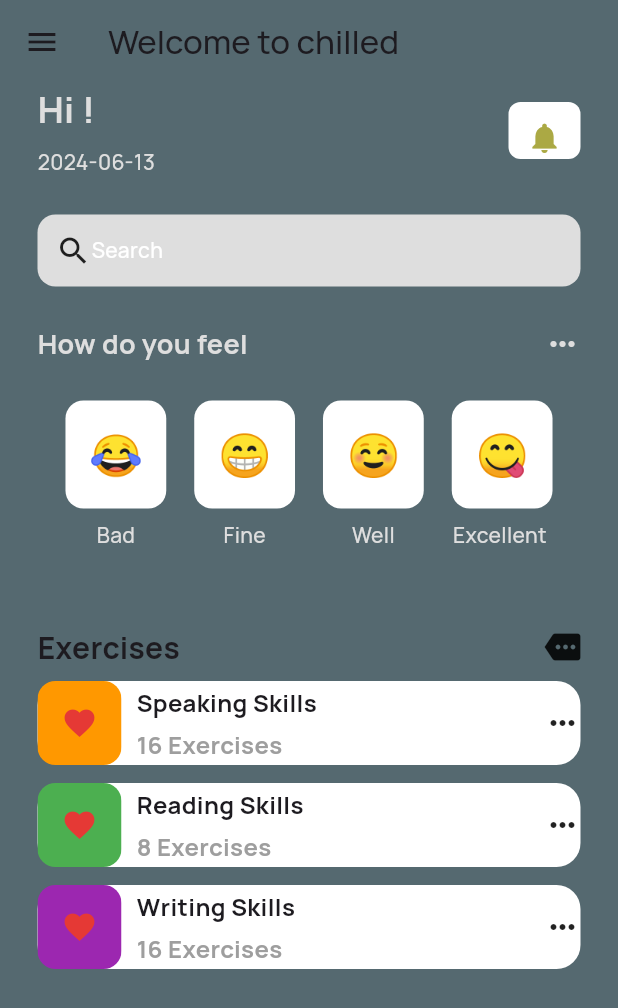
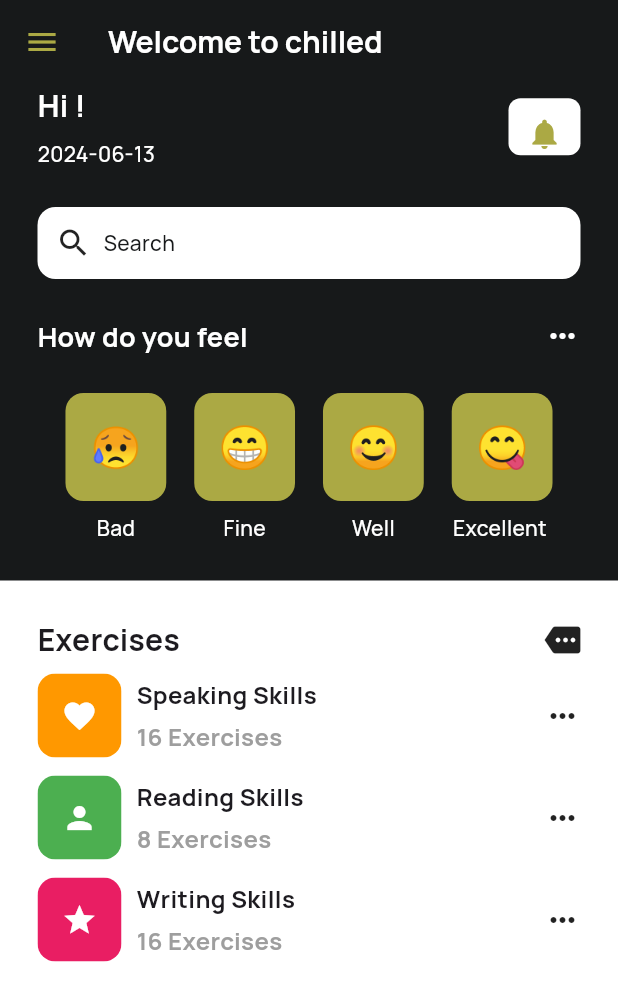
Before and after one commit to captainEdins/chilled, a Flutter app: the HomePage screen opened directly, on a phone screen of 412 x 824 dp. Shown: the top 1008 px of the screen. Run offline on Flutter 3.47's test engine with Material 3 defaults, Android fonts, the phone set to English and light mode, and no system bars; our stand-ins replace cached_network_image, cloud_firestore, emoji_picker_flutter, firebase_auth, firebase_core, firebase_database and 10 more; accounts and stored records are empty.

Commit message:
final touches

```diff
--- a/lib/holder/mainHolder.dart
+++ b/lib/holder/mainHolder.dart
@@ -1,6 +1,6 @@
 import 'package:chilled/holder/pages/home_page.dart';
 import 'package:chilled/holder/pages/message.dart';
-import 'package:chilled/holder/pages/setting_page.dart';
+import 'package:chilled/holder/pages/physiatrict.dart';
 import 'package:flutter/cupertino.dart';
 import 'package:persistent_bottom_nav_bar/persistent-tab-view.dart';
 import 'package:chilled/resources/color.dart';
@@ -85,7 +85,7 @@ class _MainHolderState extends State<MainHolder> {
     return [
       const HomePage(),
       const Message(),
-      const SettingsPage(),
+      const Physiatrict(),
       const ProfilePage(),
 
     ];
--- a/lib/holder/pages/home_page.dart
+++ b/lib/holder/pages/home_page.dart
@@ -16,15 +16,10 @@ class HomePage extends StatefulWidget {
 }
 
 class _HomePageState extends State<HomePage> {
-  // variable to store username
-  String username = "";
+  String fullName = "";
 
-  // navigate to profilePage
   void goToProfilePage() {
-    // pop menu drawer
     Navigator.pop(context);
-
-    // go to profile page
     Navigator.push(
       context,
       MaterialPageRoute(
@@ -36,29 +31,26 @@ class _HomePageState extends State<HomePage> {
   @override
   void initState() {
     super.initState();
-    // Get username on initState
-    getUsername();
+    getFullName();
   }
 
-  Future<void> getUsername() async {
+  Future<void> getFullName() async {
     final auth = FirebaseAuth.instance;
     final user = auth.currentUser;
 
     if (user != null) {
-      // Get a reference to the user's document in Firestore
       final docRef = FirebaseFirestore.instance.collection('users').doc(user.uid);
       final snapshot = await docRef.get();
 
       if (snapshot.exists) {
         final userData = snapshot.data() as Map<String, dynamic>;
         setState(() {
-          username = userData['username'] ?? ""; // Handle null username
+          fullName = userData['full_name'] ?? "";
         });
       }
     }
   }
 
-  // Method to format date (assuming you want YYYY-MM-DD format)
   String formatDate(DateTime date) {
     final year = date.year;
     final month = date.month.toString().padLeft(2, '0');
@@ -75,14 +67,27 @@ class _HomePageState extends State<HomePage> {
 
     return Scaffold(
       appBar: AppBar(
-        title: Text("Welcome to chilled"), // Set a title for your app
-        backgroundColor: ColorList.primary, // Set the AppBar background color
+        title: Text(
+          "Welcome to chilled",
+          style: TextStyle(color: Colors.white, fontWeight: FontWeight.bold,fontSize: 20 ),
         ),
-      drawer: MyDrawer(
+        iconTheme: IconThemeData(color: ColorList.secondary), // Set icon color to white
+        backgroundColor: ColorList.black,
+      ),
+      drawer: Theme(
+        data: Theme.of(context).copyWith(
+          canvasColor: Colors.white, // Set drawer background color to white
+          // Adjust text color to ensure readability on white background
+          primaryColor: Colors.black, // Change text color to black
+        ),
+        child: Material(
+          elevation: 16, // Add elevation to the drawer
+          child: MyDrawer(
             onProfileTap: goToProfilePage,
-        // onSignOut: signOut,
           ),
-      backgroundColor: ColorList.primary,
+        ),
+      ),
+      backgroundColor: ColorList.black,
       body: SafeArea(
         child: Column(
           children: [
@@ -91,34 +96,30 @@ class _HomePageState extends State<HomePage> {
               child: Column(
                 children: [
                   Row(
-                    // spacing for the text and icon
                     mainAxisAlignment: MainAxisAlignment.spaceBetween,
                     children: [
-                      // Text for Appbar
                       Column(
                         crossAxisAlignment: CrossAxisAlignment.start,
                         children: [
                           Text(
-                            "Hi $username!", // Use username variable
+                            "Hi $fullName!",
                             style: TextStyle(
-                              color: ColorList.lightGreyBest,
-                              fontSize: 24,
+                              color: ColorList.white,
+                              fontSize: 20,
                               fontWeight: FontWeight.bold,
                             ),
                           ),
                           SizedBox(height: 8),
                           Text(
-                            formatDate(DateTime.now()), // Call formatDate method
-                            style: TextStyle(color: ColorList.lightGreyBest),
+                            formatDate(DateTime.now()),
+                            style: TextStyle(color: ColorList.white),
                           ),
                         ],
                       ),
                       SizedBox(
                         height: notch == 10 ? 38 : 70,
                         child: InkWell(
-                          onTap: () {
-                            // Handle icon click
-                          },
+                          onTap: () {},
                           child: Container(
                             decoration: BoxDecoration(
                               color: ColorList.white,
@@ -132,68 +133,57 @@ class _HomePageState extends State<HomePage> {
                     ],
                   ),
                   SizedBox(height: 25),
-
-                  // search bar
                   InkWell(
-                    onTap: () {
-                      // Handle search bar click
-                    },
+                    onTap: () {},
                     borderRadius: BorderRadius.circular(12),
                     child: Container(
                       padding: EdgeInsets.all(12),
                       decoration: BoxDecoration(
-                        color: ColorList.lightGreyBest,
+                        color: ColorList.white,
                         borderRadius: BorderRadius.circular(12),
                       ),
                       child: Row(
                         children: [
                           Icon(Icons.search),
+                          SizedBox(width: 8),
                           Text(
                             'Search',
-                            style: TextStyle(color: ColorList.white),
+                            style: TextStyle(color: ColorList.black),
                           ),
                         ],
                       ),
                     ),
                   ),
-
                   SizedBox(height: 25),
-                  // how do you feel
                   Row(
                     mainAxisAlignment: MainAxisAlignment.spaceBetween,
                     children: [
                       Text(
                         "How do you feel",
                         style: TextStyle(
-                          color: ColorList.lightGreyBest,
+                          color: ColorList.white,
                           fontSize: 18,
                           fontWeight: FontWeight.bold,
                         ),
                       ),
                       Icon(Icons.more_horiz_outlined,
-                          color: ColorList.lightGreyBest),
+                          color: ColorList.white),
                     ],
                   ),
                   SizedBox(height: 25),
-                  // Four different Faces
                   Row(
                     mainAxisAlignment: MainAxisAlignment.spaceEvenly,
                     children: [
-                      // runes for the faces
-                      // bad
                       Column(
                         children: [
                           EmotionFace(
-                            emojiconFace: '😂',
+                            emojiconFace:'😥',
                           ),
                           SizedBox(height: 8),
                           Text('Bad',
-                              style: TextStyle(color: ColorList.lightGreyBest)),
+                              style: TextStyle(color: ColorList.white)),
                         ],
                       ),
-
-                      //fine
-
                       Column(
                         children: [
                           EmotionFace(
@@ -201,22 +191,19 @@ class _HomePageState extends State<HomePage> {
                           ),
                           SizedBox(height: 8),
                           Text('Fine',
-                              style: TextStyle(color: ColorList.lightGreyBest)),
+                              style: TextStyle(color: ColorList.white)),
                         ],
                       ),
-
-                      // well
                       Column(
                         children: [
                           EmotionFace(
-                            emojiconFace: '☺',
+                            emojiconFace: '😊',
                           ),
                           SizedBox(height: 8),
                           Text('Well',
-                              style: TextStyle(color: ColorList.lightGreyBest)),
+                              style: TextStyle(color: ColorList.white)),
                         ],
                       ),
-
                       Column(
                         children: [
                           EmotionFace(
@@ -226,25 +213,21 @@ class _HomePageState extends State<HomePage> {
                           Text(
                             'Excellent ',
                             style: TextStyle(
-                              color: ColorList.lightGreyBest,
+                              color: ColorList.white,
                             ),
                           ),
                         ],
                       ),
-
-                      // excellent
                     ],
                   ),
                 ],
               ),
             ),
             SizedBox(height: 25),
-            // Base Container
-
             Expanded(
               child: Container(
                 padding: EdgeInsets.all(25),
-                color: ColorList.primary,
+                color: ColorList.white,
                 child: Column(
                   children: [
                     Row(
@@ -257,14 +240,11 @@ class _HomePageState extends State<HomePage> {
                       ],
                     ),
                     SizedBox(height: 8),
-                    // LISTVIEW OF EXERCISES
                     Expanded(
                       child: ListView(
                         children: [
                           InkWell(
-                            onTap: () {
-                              // Handle exercise tile click
-                            },
+                            onTap: () {},
                             child: ExerciseTile(
                               icon: Icons.favorite,
                               exerciseName: 'Speaking Skills',
@@ -273,9 +253,7 @@ class _HomePageState extends State<HomePage> {
                             ),
                           ),
                           InkWell(
-                            onTap: () {
-                              // Handle exercise tile click
-                            },
+                            onTap: () {},
                             child: ExerciseTile(
                               icon: Icons.person,
                               exerciseName: 'Reading Skills',
@@ -285,20 +263,18 @@ class _HomePageState extends State<HomePage> {
                           ),
                           InkWell(
                             onTap: () {
-                              // Handle exercise tile click
                               Navigator.push(
                                 context,
                                 MaterialPageRoute(
-    builder: (context) => Message(), // Replace with your desired page
+                                  builder: (context) => HomePage(),
                                 ),
                               );
-
                             },
                             child: ExerciseTile(
                               icon: Icons.star,
                               exerciseName: 'Writing Skills',
                               numberOfExercises: 16,
-                              color: Colors.purple,
+                              color: Colors.pink,
                             ),
                           ),
                         ],
--- a/lib/utils/emotion_face.dart
+++ b/lib/utils/emotion_face.dart
@@ -11,7 +11,7 @@ class EmotionFace extends StatelessWidget {
   Widget build(BuildContext context) {
     return Container(
       decoration: BoxDecoration(
-        color: ColorList.white,
+        color: ColorList.secondary,
         borderRadius: BorderRadius.circular(12),
       ),
       padding: EdgeInsets.all(16),
--- a/lib/utils/exercise_tile.dart
+++ b/lib/utils/exercise_tile.dart
@@ -1,21 +1,18 @@
 import 'package:flutter/material.dart';
 
-import '../resources/color.dart';
-
 class ExerciseTile extends StatelessWidget {
-
-  final icon;
+  final IconData icon;
   final String exerciseName;
   final int numberOfExercises;
-  final color;
+  final Color color;
 
-  const ExerciseTile({Key? key,
+  const ExerciseTile({
+    Key? key,
     required this.icon,
     required this.exerciseName,
     required this.numberOfExercises,
     required this.color,
-
-  }) : super(key :key );
+  }) : super(key: key);
 
   @override
   Widget build(BuildContext context) {
@@ -23,10 +20,12 @@ class ExerciseTile extends StatelessWidget {
       padding: const EdgeInsets.only(bottom: 12.0),
       child: Container(
         decoration: BoxDecoration(
-          color: ColorList.white,
+          color: Colors.white,
           borderRadius: BorderRadius.circular(16),
         ),
-        child: Row(mainAxisAlignment: MainAxisAlignment.spaceBetween, children: [
+        child: Row(
+          mainAxisAlignment: MainAxisAlignment.spaceBetween,
+          children: [
             Row(
               children: [
                 ClipRRect(
@@ -34,7 +33,7 @@ class ExerciseTile extends StatelessWidget {
                   child: Container(
                     padding: EdgeInsets.all(16),
                     color: color,
-                  child: Icon(Icons.favorite, color: Colors.red[600]),
+                    child: Icon(icon, color: Colors.white), // Corrected icon color
                   ),
                 ),
                 SizedBox(width: 10),
@@ -48,19 +47,20 @@ class ExerciseTile extends StatelessWidget {
                     ),
                     SizedBox(height: 5),
                     Text(
-                    numberOfExercises.toString() + " Exercises",
+                      '$numberOfExercises Exercises',
                       style: TextStyle(
                         fontWeight: FontWeight.bold,
                         fontSize: 16,
-                        color: Colors.grey),
-
+                        color: Colors.grey,
+                      ),
                     ),
                   ],
                 ),
               ],
             ),
             Icon(Icons.more_horiz),
-        ]),
+          ],
+        ),
       ),
     );
   }
```
Also changed, not shown: lib/holder/pages/physiatrict.dart (renamed from lib/holder/pages/setting_page.dart, +11 -3 lines), lib/holder/pages/profile_page.dart (+73 -18 lines). Lines whose indentation alone changed are shown as unchanged.
